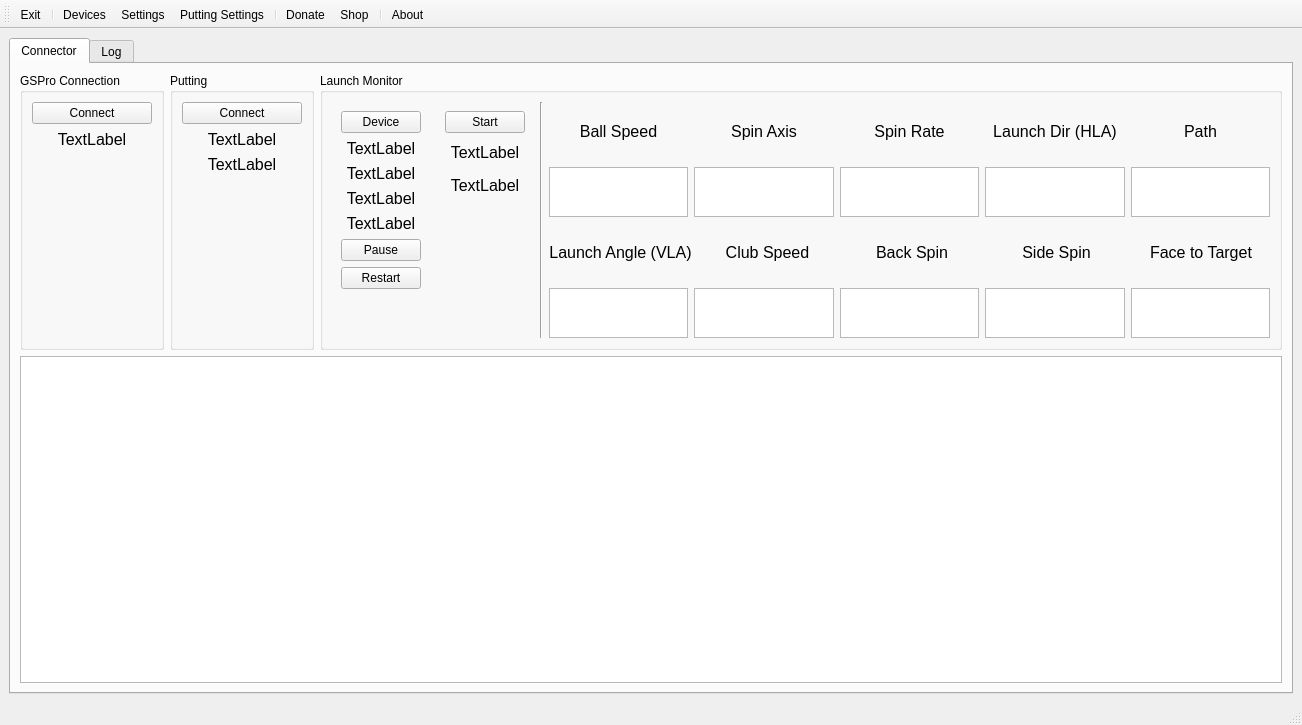
Above: src/MainWindow.ui from springbok/MLM2PRO-GSPro-Connector before the change. Below: the same form after it.
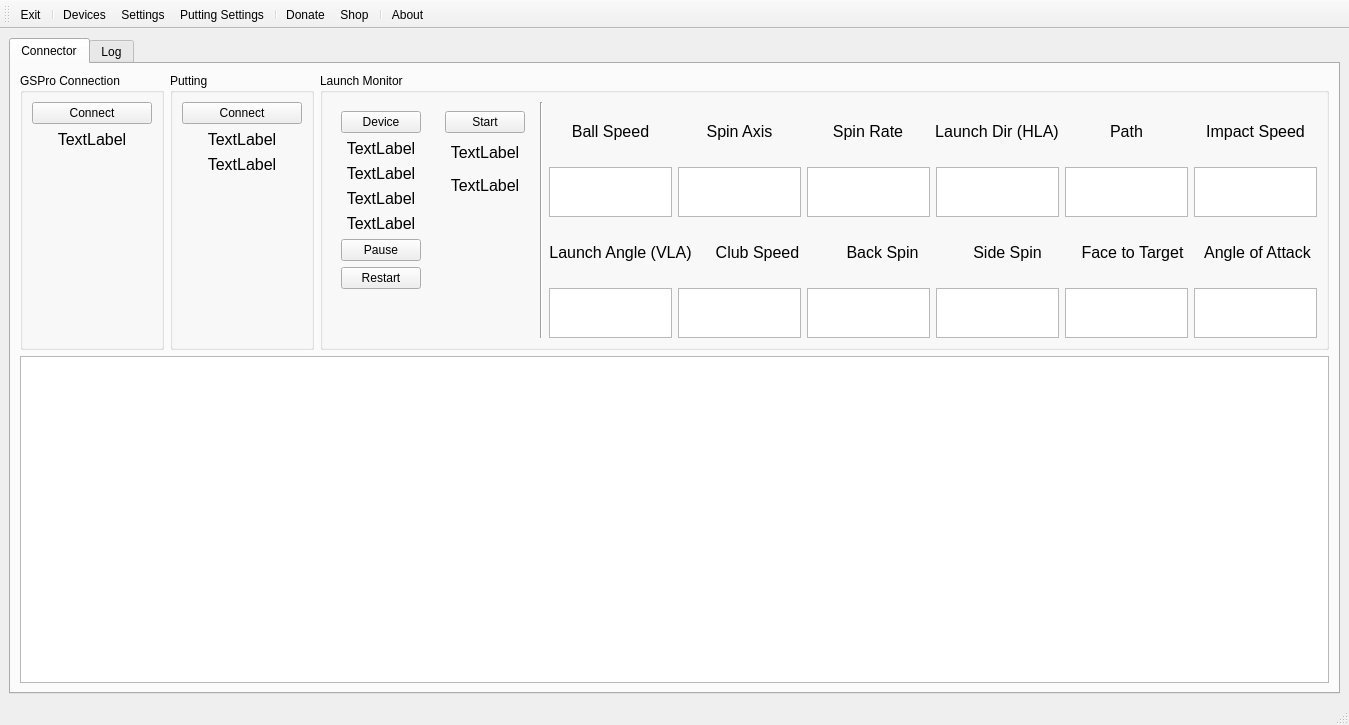
That is the form after the change. Icons and pictures are not drawn.

Commit message: Add speed at impact & angle of attack, populate for R10

```diff
--- a/src/MainWindow.ui
+++ b/src/MainWindow.ui
@@ -6,7 +6,7 @@
    <rect>
     <x>0</x>
     <y>0</y>
-    <width>1302</width>
+    <width>1349</width>
     <height>725</height>
    </rect>
   </property>
@@ -719,6 +719,21 @@
                        </property>
                       </widget>
                      </item>
+                     <item>
+                      <widget class="QLabel" name="label_9">
+                       <property name="font">
+                        <font>
+                         <pointsize>12</pointsize>
+                        </font>
+                       </property>
+                       <property name="text">
+                        <string>Impact Speed</string>
+                       </property>
+                       <property name="alignment">
+                        <set>Qt::AlignCenter</set>
+                       </property>
+                      </widget>
+                     </item>
                     </layout>
                    </item>
                    <item>
@@ -831,6 +846,27 @@
                        </property>
                       </widget>
                      </item>
+                     <item>
+                      <widget class="QTextEdit" name="speed_at_impact_edit">
+                       <property name="sizePolicy">
+                        <sizepolicy hsizetype="Maximum" vsizetype="Maximum">
+                         <horstretch>0</horstretch>
+                         <verstretch>0</verstretch>
+                        </sizepolicy>
+                       </property>
+                       <property name="maximumSize">
+                        <size>
+                         <width>230</width>
+                         <height>50</height>
+                        </size>
+                       </property>
+                       <property name="font">
+                        <font>
+                         <pointsize>14</pointsize>
+                        </font>
+                       </property>
+                      </widget>
+                     </item>
                     </layout>
                    </item>
                    <item>
@@ -913,6 +949,21 @@
                        </property>
                       </widget>
                      </item>
+                     <item>
+                      <widget class="QLabel" name="SideSpin_3">
+                       <property name="font">
+                        <font>
+                         <pointsize>12</pointsize>
+                        </font>
+                       </property>
+                       <property name="text">
+                        <string>Angle of Attack</string>
+                       </property>
+                       <property name="alignment">
+                        <set>Qt::AlignCenter</set>
+                       </property>
+                      </widget>
+                     </item>
                     </layout>
                    </item>
                    <item>
@@ -1025,6 +1076,27 @@
                        </property>
                       </widget>
                      </item>
+                     <item>
+                      <widget class="QTextEdit" name="angle_of_attack_edit">
+                       <property name="sizePolicy">
+                        <sizepolicy hsizetype="Maximum" vsizetype="Maximum">
+                         <horstretch>0</horstretch>
+                         <verstretch>0</verstretch>
+                        </sizepolicy>
+                       </property>
+                       <property name="maximumSize">
+                        <size>
+                         <width>230</width>
+                         <height>50</height>
+                        </size>
+                       </property>
+                       <property name="font">
+                        <font>
+                         <pointsize>14</pointsize>
+                        </font>
+                       </property>
+                      </widget>
+                     </item>
                     </layout>
                    </item>
                   </layout>
```
The commit also changes 3 other files.
